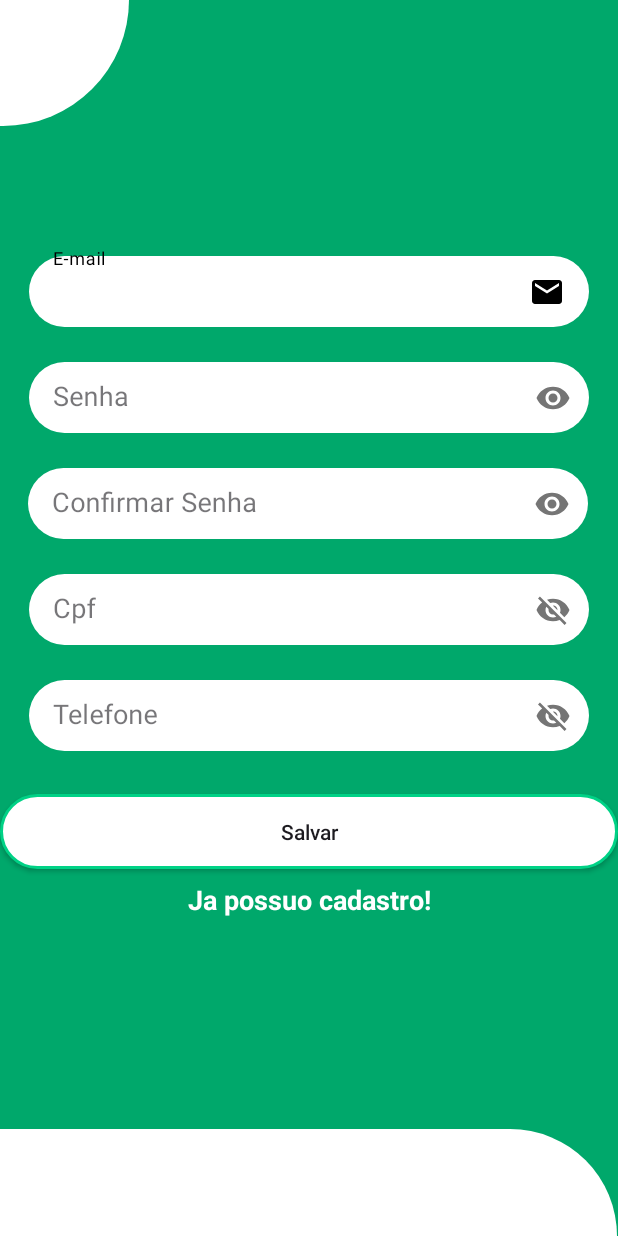
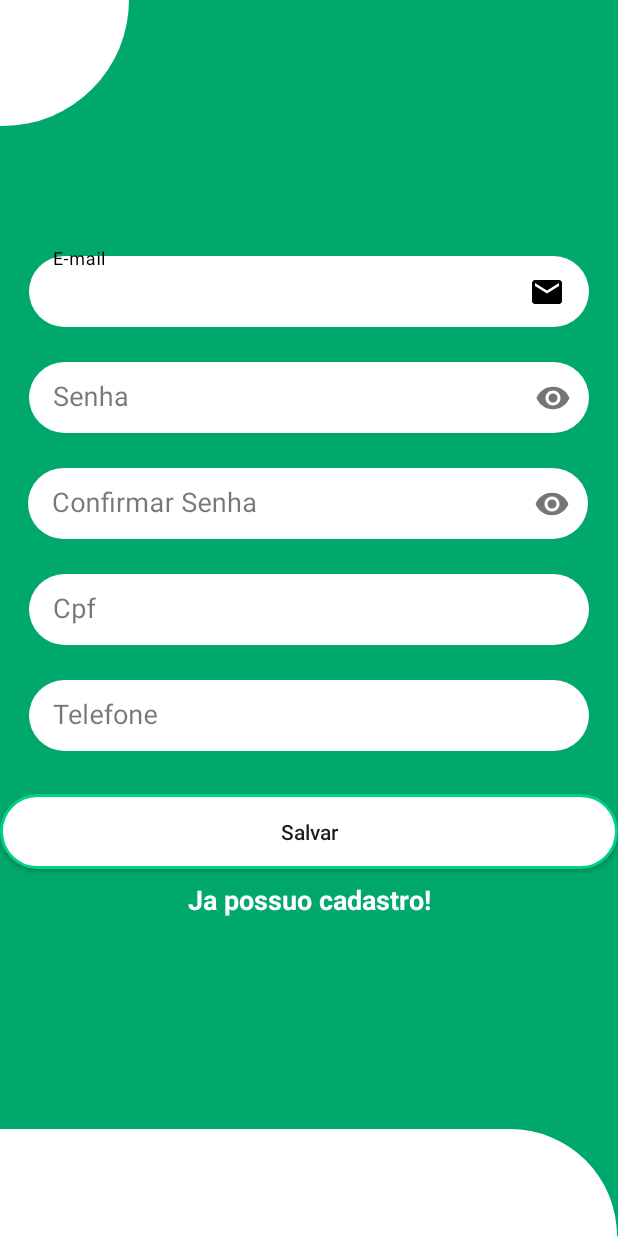
Before and after one commit to vinicius-yudi/ProjetoAndroid, an Android app: the TelaCadastro screen opened directly, with no data from a screen before it, on a phone screen of 412 x 824 dp. Run offline under Robolectric (Android 15) with nearby library versions, the phone set to English and light mode, and no system bars.

Commit message:
arrumando icone input
Co-Authored-By: matheuskormann <130563334+matheuskormann@users.noreply.github.com>

```diff
--- a/app/src/main/res/layout/activity_tela_cadastro.xml
+++ b/app/src/main/res/layout/activity_tela_cadastro.xml
@@ -58,8 +58,7 @@
         app:layout_constraintEnd_toEndOf="parent"
         app:layout_constraintStart_toStartOf="parent"
         app:layout_constraintTop_toBottomOf="@+id/txtInputLayoutCpf"
-        app:passwordToggleEnabled="true"
-        tools:ignore="ExtraText,MissingConstraints">
+        tools:ignore="MissingConstraints">
 
       <com.google.android.material.textfield.TextInputEditText
           android:id="@+id/editTelefone"
@@ -88,8 +87,7 @@
         app:layout_constraintEnd_toEndOf="parent"
         app:layout_constraintStart_toStartOf="parent"
         app:layout_constraintTop_toBottomOf="@+id/txtInputLayoutConfirmarSenha"
-        app:passwordToggleEnabled="true"
-        tools:ignore="ExtraText,MissingConstraints">
+        tools:ignore="MissingConstraints">
 
       <com.google.android.material.textfield.TextInputEditText
           android:id="@+id/editCpf"
```
